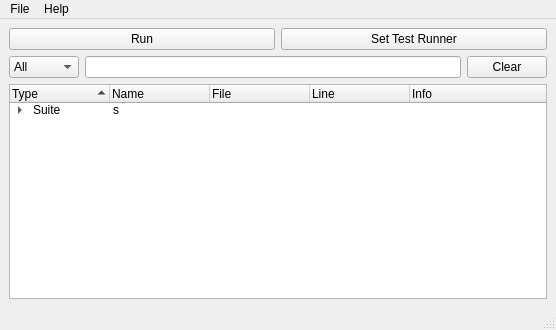
Qt form src/BoostTestParser/View/MainWindow.ui (matcatc/Test_Parser) before a commit.
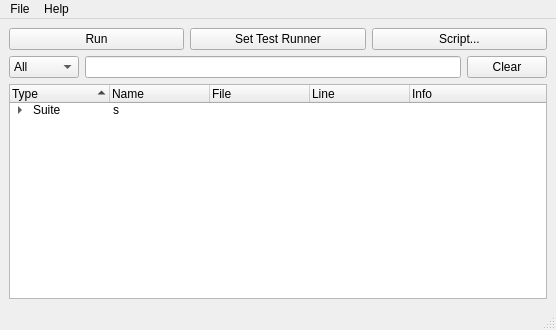
The same form after that commit.

Commit message:
added script menu option
added script information to roadmap

Patch:
```diff
--- a/src/BoostTestParser/View/MainWindow.ui
+++ b/src/BoostTestParser/View/MainWindow.ui
@@ -34,6 +34,13 @@
         </property>
        </widget>
       </item>
+      <item>
+       <widget class="QPushButton" name="Script_Button">
+        <property name="text">
+         <string>Script...</string>
+        </property>
+       </widget>
+      </item>
      </layout>
     </item>
     <item>
```
Left out of the diff: 12 changed lines with no effect on the pictures. The commit also changes 1 other file.
